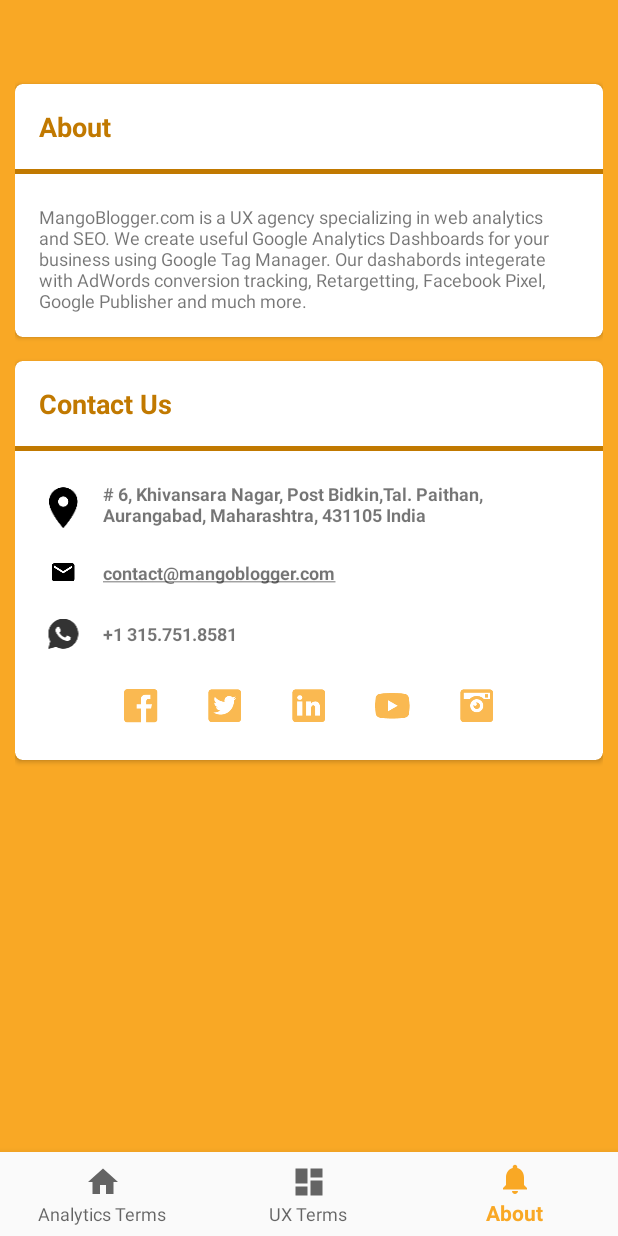
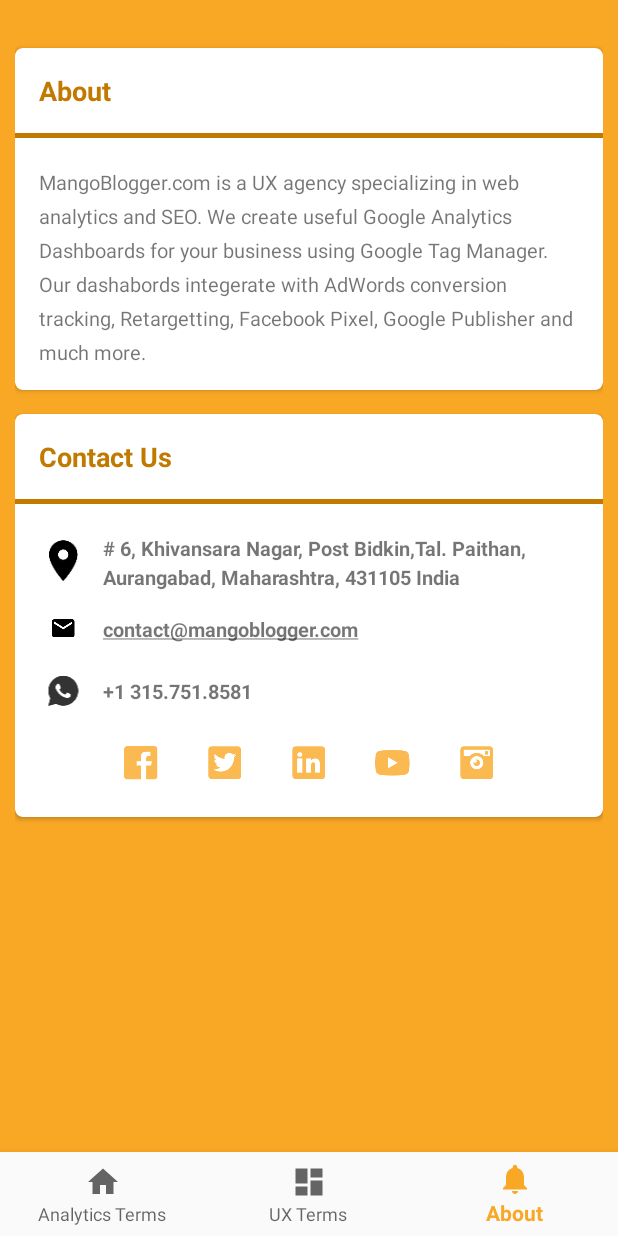
Before and after one commit to surengunturu/MangoBloggerAndroidApp, an Android app: the screen it shows after launch (MainActivity), item 3 of the bottom bar chosen, on a phone screen of 412 x 824 dp. Run offline under Robolectric (Android 15) with nearby library versions, the phone set to English and light mode, and no system bars.

Commit message:
some needed changes to have a green check

```diff
--- a/app/src/main/java/com/mangoblogger/app/UxTermsFragment.java
+++ b/app/src/main/java/com/mangoblogger/app/UxTermsFragment.java
@@ -21,15 +21,16 @@ public class UxTermsFragment extends Fragment {
         View rootView = inflater.inflate(R.layout.fragment_ux_terms, container, false);
 
         WebView myWebView = (WebView) rootView.findViewById(R.id.webview);
-        myWebView.setWebViewClient(new MyWebViewClient(getActivity()));
 
-       /* myWebView.setWebChromeClient(new WebChromeClient() {
+       myWebView.setWebChromeClient(new WebChromeClient() {
             public void onProgressChanged(WebView view, int progress) {
                 // Activities and WebViews measure progress with different scales.
                 // The progress meter will automatically disappear when we reach 100%
                 getActivity().setProgress(progress * 1000);
             }
-        });*/
+        });
+        myWebView.setWebViewClient(new MyWebViewClient(getActivity()));
+
         myWebView.getSettings().setJavaScriptEnabled(true);
 
 
--- a/app/src/main/res/layout/fragment_about.xml
+++ b/app/src/main/res/layout/fragment_about.xml
@@ -1,18 +1,14 @@
 <?xml version="1.0" encoding="utf-8"?>
-<RelativeLayout xmlns:android="http://schemas.android.com/apk/res/android"
+<ScrollView xmlns:android="http://schemas.android.com/apk/res/android"
         xmlns:app="http://schemas.android.com/apk/res-auto"
         android:layout_width="match_parent"
         android:layout_height="match_parent"
+        android:scrollbars="none"
         android:background="@color/colorPrimary"
         android:paddingBottom="0dp"
         android:paddingLeft="10dp"
         android:paddingRight="10dp"
-    android:paddingTop="40dp">
-
-    <ScrollView
-        android:layout_width="match_parent"
-        android:layout_height="wrap_content"
-        android:scrollbars="none">
+        android:paddingTop="16dp">
 
         <LinearLayout
             android:layout_width="match_parent"
@@ -34,7 +30,7 @@
                         android:layout_width="match_parent"
                         android:layout_height="wrap_content"
                         android:padding="@dimen/activity_vertical_margin"
-                        android:text="About"
+                        android:text="@string/about_title"
                         android:textColor="@color/colorPrimaryDark"
                         android:textSize="18sp"
                         android:textStyle="bold" />
@@ -43,7 +39,7 @@
                         android:id="@+id/view"
                         android:layout_width="match_parent"
                         android:layout_height="3dp"
-                        android:background="@color/colorPrimaryDark"></View>
+                        android:background="@color/colorPrimaryDark"/>
 
                     <TextView
                         android:id="@+id/about"
@@ -54,8 +50,8 @@
                         android:paddingRight="@dimen/activity_vertical_margin"
                         android:paddingTop="20dp"
                         android:text="@string/about_us"
-                        android:textSize="12sp" />
-
+                        android:textSize="13sp"
+                        android:lineSpacingExtra="6.5dp"/>
 
                 </LinearLayout>
             </android.support.v7.widget.CardView>
@@ -76,7 +72,7 @@
                         android:layout_width="match_parent"
                         android:layout_height="wrap_content"
                         android:padding="@dimen/activity_vertical_margin"
-                        android:text="Contact Us"
+                        android:text="@string/contact_title"
                         android:textColor="@color/colorPrimaryDark"
                         android:textSize="18sp"
                         android:textStyle="bold" />
@@ -84,7 +80,7 @@
                     <View
                         android:layout_width="match_parent"
                         android:layout_height="3dp"
-                        android:background="@color/colorPrimaryDark"></View>
+                        android:background="@color/colorPrimaryDark"/>
 
                     <LinearLayout
                         android:id="@+id/find_location"
@@ -99,6 +95,7 @@
                             android:id="@+id/imageView"
                             android:layout_width="0dp"
                             android:layout_weight="1"
+                            android:contentDescription="@string/location_description"
                             android:layout_height="wrap_content"
                             app:srcCompat="@mipmap/ic_location_on_black_36dp" />
                         <TextView
@@ -107,8 +104,12 @@
                             android:text="@string/loaction"
                             android:layout_weight="10"
                             android:paddingLeft="10dp"
+                            android:paddingStart="10dp"
+                            android:paddingEnd="10dp"
+                            android:paddingRight="10dp"
                             android:layout_gravity="top"
-                            android:textSize="12sp"
+                            android:textSize="13sp"
+                            android:lineSpacingExtra="3dp"
                             android:textStyle="bold"/>
                     </LinearLayout>
                     <LinearLayout
@@ -122,6 +123,7 @@
                         <ImageView
                             android:layout_width="0dp"
                             android:layout_weight="1"
+                            android:contentDescription="@string/mail_description"
                             android:layout_height="wrap_content"
                             app:srcCompat="@mipmap/ic_email_black_18dp" />
                         <TextView
@@ -131,7 +133,10 @@
                             android:text="@string/email"
                             android:layout_gravity="center_vertical"
                             android:paddingLeft="10dp"
-                            android:textSize="12sp"
+                            android:paddingStart="10dp"
+                            android:paddingRight="10dp"
+                            android:paddingEnd="10dp"
+                            android:textSize="13sp"
                             android:textStyle="bold"/>
                     </LinearLayout>
                     <LinearLayout
@@ -146,6 +151,7 @@
                             android:layout_width="0dp"
                             android:layout_height="wrap_content"
                             android:layout_weight="1"
+                            android:contentDescription="@string/whatsapp_description"
                             app:srcCompat="@drawable/ic_whatsapp" />
 
                         <TextView
@@ -155,7 +161,10 @@
                             android:text="@string/phone"
                             android:layout_gravity="center_vertical"
                             android:paddingLeft="10dp"
-                            android:textSize="12sp"
+                            android:paddingStart="10dp"
+                            android:paddingRight="10dp"
+                            android:paddingEnd="10dp"
+                            android:textSize="13sp"
                             android:textStyle="bold"/>
                     </LinearLayout>
                     <LinearLayout
@@ -173,30 +182,35 @@
                             android:layout_width="0dp"
                             android:layout_weight="1"
                             android:layout_height="wrap_content"
+                            android:contentDescription="@string/facebook_description"
                             app:srcCompat="@drawable/ic_facebook" />
                         <ImageView
                             android:id="@+id/twitter"
                             android:layout_width="0dp"
                             android:layout_weight="1"
                             android:layout_height="wrap_content"
+                            android:contentDescription="@string/twitter_description"
                             app:srcCompat="@drawable/ic_action_name" />
                         <ImageView
                             android:id="@+id/linkedin"
                             android:layout_width="0dp"
                             android:layout_weight="1"
                             android:layout_height="wrap_content"
+                            android:contentDescription="@string/linkedin_description"
                             app:srcCompat="@drawable/ic_linkedin" />
                         <ImageView
                             android:id="@+id/youtube"
                             android:layout_width="0dp"
                             android:layout_weight="1"
                             android:layout_height="wrap_content"
+                            android:contentDescription="@string/youtube_description"
                             app:srcCompat="@drawable/ic_youtube" />
                         <ImageView
                             android:id="@+id/insta"
                             android:layout_width="0dp"
                             android:layout_weight="1"
                             android:layout_height="wrap_content"
+                            android:contentDescription="@string/insta_description"
                             app:srcCompat="@drawable/ic_instagram" />
                         <View
                             android:layout_width="0dp"
@@ -207,7 +221,4 @@
                 </LinearLayout>
             </android.support.v7.widget.CardView>
         </LinearLayout>
-
     </ScrollView>
-
-</RelativeLayout>
--- a/app/src/main/res/values/strings.xml
+++ b/app/src/main/res/values/strings.xml
@@ -3,6 +3,15 @@
     <string name="analytics_terms_title">Analytics Terms</string>
     <string name="ux_terms_title">UX Terms</string>
     <string name="about_title">About</string>
+    <string name="contact_title">Contact Us</string>
+    <string name="location_description">Our location</string>
+    <string name="mail_description">Email Us</string>
+    <string name="whatsapp_description">Whatsapp Us</string>
+    <string name="facebook_description">Open our facebook page</string>
+    <string name="insta_description">Open our Instagram page</string>
+    <string name="youtube_description">Open our Youtube channel</string>
+    <string name="twitter_description">Open our Twitter account</string>
+    <string name="linkedin_description">Open our LinkedIn page</string>
     <string name="email"><u>contact@mangoblogger.com</u></string>
     <string name="phone">+1 315.751.8581</string>
     <string name="loaction"># 6, Khivansara Nagar, Post Bidkin,Tal. Paithan, Aurangabad, Maharashtra, 431105 India</string>
```
Lines whose indentation alone changed are shown as unchanged.
